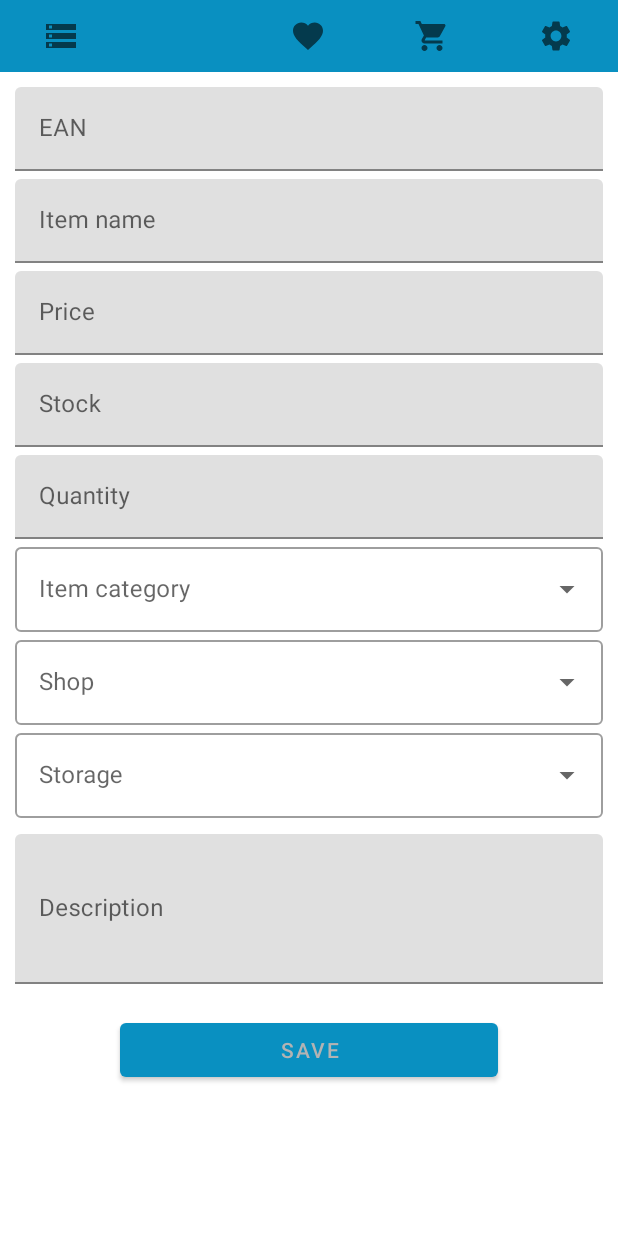
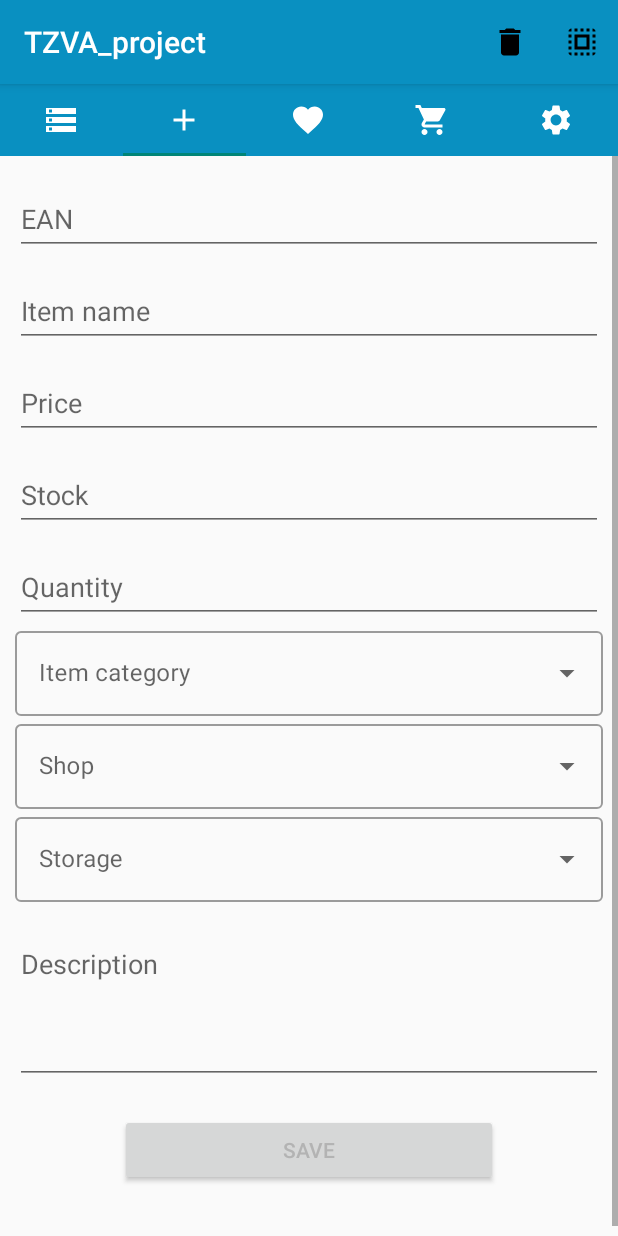
Before and after one commit to GrujicBard/ShoppingAssistant, an Android app: the screen it shows after launch (MainActivity), tab 2 chosen, on a phone screen of 412 x 824 dp. Run offline under Robolectric (Android 15) with nearby library versions, the phone set to English and light mode, and no system bars; our stand-ins replace Room's generated code.

Commit message:
Changed theme, fixed bugs

```diff
--- a/app/src/main/AndroidManifest.xml
+++ b/app/src/main/AndroidManifest.xml
@@ -14,7 +14,7 @@
             android:name=".ui.LoginActivity"
             android:exported="false"
             android:label=""
-            android:theme="@style/Theme.TZVA_naloga_1.NoActionBar" />
+            android:theme="@style/Theme.TZVA_naloga_1.AppBarOverlay" />
         <activity
             android:name=".ui.MainActivity"
             android:exported="true">
--- a/app/src/main/java/com/example/tzva_naloga_1/adapters/ItemListAdapter.kt
+++ b/app/src/main/java/com/example/tzva_naloga_1/adapters/ItemListAdapter.kt
@@ -1,21 +1,30 @@
 package com.example.tzva_naloga_1.adapters
 
-import android.view.LayoutInflater
-import android.view.View
-import android.view.ViewGroup
+import android.util.Log
+import android.view.*
 import android.widget.ImageView
 import android.widget.TextView
+import androidx.fragment.app.viewModels
 import androidx.recyclerview.widget.DiffUtil
 import androidx.recyclerview.widget.ListAdapter
 import androidx.recyclerview.widget.RecyclerView
 import com.example.tzva_naloga_1.R
+import com.example.tzva_naloga_1.database.ItemViewModel
+import com.example.tzva_naloga_1.database.ItemViewModelFactory
+import com.example.tzva_naloga_1.database.ItemsApplication
 import com.example.tzva_naloga_1.database.entities.ItemEntity
+import android.view.MenuInflater as menu
 
-class ItemListAdapter(val onItemClickListener: OnItemClickListener, val onItemLongClickListener: OnItemLongClickListener) :
+class ItemListAdapter(
+    private val onItemClickListener: OnItemClickListener,
+    //val onItemLongClickListener: OnItemLongClickListener,
+    private val itemViewModel: ItemViewModel,
+    //private val showMenuDelete: (Boolean) -> Unit,
+) :
     ListAdapter<ItemEntity, ItemListAdapter.ItemViewHolder>(ItemDiffCallback()) {
-
-    var isEnable = false
-    var isSelectAll = false
+    private var isEnable = false
+    private var isSelectAll = false
+    private var itemSelectedList = mutableListOf<Int>()
 
     override fun onCreateViewHolder(parent: ViewGroup, viewType: Int): ItemViewHolder {
         val inflater = LayoutInflater.from(parent.context)
@@ -34,11 +43,11 @@ class ItemListAdapter(val onItemClickListener: OnItemClickListener, val onItemLo
                 val position = adapterPosition
                 onItemClickListener.onItemClick(getItem(position))
             }
-            itemView.setOnLongClickListener {
+            /* itemView.setOnLongClickListener {
                 val position = adapterPosition
                 onItemLongClickListener.onItemLongClick(getItem(position))
                 true
-            }
+            }*/
         }
     }
 
@@ -49,7 +58,19 @@ class ItemListAdapter(val onItemClickListener: OnItemClickListener, val onItemLo
             rv_tv_name.text = item_name
             rv_tv_stock.text =
                 itemView.resources.getString(R.string.rv_stock, item.stock.toString())
+            itemView.setOnLongClickListener {
+                selectItem(holder, item, position)
+                Log.d("TEST", "LONG CLIIIIIIIIIIIIIICK")
+                true
+            }
         }
+    }
+
+    private fun selectItem(holder: ItemListAdapter.ItemViewHolder, item: ItemEntity, position: Int) {
+        isEnable = true
+        itemSelectedList.add(position)
+        item.selected = true
+        //showMenuDelete(true)
     }
 
     interface OnItemClickListener {
--- a/app/src/main/java/com/example/tzva_naloga_1/database/FavoriteItemViewModel.kt
+++ /dev/null
@@ -1,40 +0,0 @@
-package com.example.tzva_naloga_1.database
-
-import androidx.lifecycle.*
-import com.example.tzva_naloga_1.database.entities.ItemEntity
-import kotlinx.coroutines.launch
-
-class FavoriteItemViewModel(private val repositoryFav: ItemRepository) : ViewModel(){
-    val allFavoriteItems: LiveData<List<ItemEntity>> = repositoryFav.allFavoriteItems.asLiveData()
-
-    /**
-     * Launching a new coroutine to insert the data in a non-blocking way
-     */
-
-    fun insertItem(item: ItemEntity) = viewModelScope.launch {
-        repositoryFav.insertItem(item)
-    }
-
-    fun updateItem(item: ItemEntity) = viewModelScope.launch {
-        repositoryFav.updateItem(item)
-    }
-
-    fun deleteAllItems() = viewModelScope.launch {
-        repositoryFav.deleteAllItems()
-    }
-
-    fun deleteItem(item: ItemEntity) = viewModelScope.launch {
-        repositoryFav.deleteAllItems(item)
-    }
-
-}
-
-class FavoriteItemViewModelFactory(private val repositoryFav: ItemRepository) : ViewModelProvider.Factory {
-    override fun <T : ViewModel> create(modelClass: Class<T>): T {
-        if (modelClass.isAssignableFrom(FavoriteItemViewModel::class.java)) {
-            @Suppress("UNCHECKED_CAST")
-            return FavoriteItemViewModel(repositoryFav) as T
-        }
-        throw IllegalArgumentException("Unknown ViewModel class")
-    }
-}
--- a/app/src/main/java/com/example/tzva_naloga_1/database/ItemRoomDatabase.kt
+++ b/app/src/main/java/com/example/tzva_naloga_1/database/ItemRoomDatabase.kt
@@ -13,7 +13,7 @@ import com.example.tzva_naloga_1.database.entities.Storage
 import kotlinx.coroutines.CoroutineScope
 import kotlinx.coroutines.launch
 
-@Database(entities = [ItemEntity::class], version = 14, exportSchema = false)
+@Database(entities = [ItemEntity::class], version = 15, exportSchema = false)
 public abstract class ItemRoomDatabase: RoomDatabase() {
 
     abstract fun itemDao(): ItemDao;
@@ -55,9 +55,7 @@ public abstract class ItemRoomDatabase: RoomDatabase() {
                 Shop.MERCATOR.toString(),
                 Storage.FREEZER.toString(),
                 ItemCategory.MILK_EGGS_AND_DAIRY_PRODUCTS.toString(),
-                IsFavoriteItem = false,
-                IsOnShoppingList = false,
-                "UHT polnomastno mleko z 3,5% mlečne maščobe.",
+                description = "UHT polnomastno mleko z 3,5% mlečne maščobe."
             )
             itemDao.insertItem(item1)
             val item2 = ItemEntity(
@@ -70,9 +68,7 @@ public abstract class ItemRoomDatabase: RoomDatabase() {
                 Shop.MERCATOR.toString(),
                 Storage.FREEZER.toString(),
                 ItemCategory.MILK_EGGS_AND_DAIRY_PRODUCTS.toString(),
-                IsFavoriteItem = false,
-                IsOnShoppingList = false,
-                "Jajca pred uporabo termično obdelati.",
+                description = "Jajca pred uporabo termično obdelati."
             )
             itemDao.insertItem(item2)
             val item3 = ItemEntity(
@@ -85,9 +81,7 @@ public abstract class ItemRoomDatabase: RoomDatabase() {
                 Shop.MERCATOR.toString(),
                 Storage.CUPBOARD.toString(),
                 ItemCategory.SALTY_SNACKS.toString(),
-                IsFavoriteItem = false,
-                IsOnShoppingList = false,
-                "PŠENIČNA moka, koruzni škrob, palmina maščoba, jodirana sol 2,5 % (sol, kalijev jodat), " +
+                description = "PŠENIČNA moka, koruzni škrob, palmina maščoba, jodirana sol 2,5 % (sol, kalijev jodat), " +
                         "sladkor, emulgator: SOJIN lecitin; sredstva za vzhajanje: amonijevi karbonati; JEČMENOV slad, " +
                         "kvas, sredstvo za glaziranje: natrijev hidroksid.Lahko vsebuje sledi MLEKA, ARAŠIDOV in OREŠKOV." +
                         "Država porekla: Hrvaška.",
@@ -103,11 +97,9 @@ public abstract class ItemRoomDatabase: RoomDatabase() {
                 Shop.TUŠ.toString(),
                 Storage.FREEZER.toString(),
                 ItemCategory.MEAT_PRODUCTS.toString(),
-                IsFavoriteItem = false,
-                IsOnShoppingList = false,
-                "strojno izkoščeno piščanje meso 66%, voda, piščančje kožice, krompirjev škrob, grahova moka," +
+                description = "strojno izkoščeno piščanje meso 66%, voda, piščančje kožice, krompirjev škrob, grahova moka," +
                         " vlakna citrusov, jedilna sol, začimbe, stabilizatorja: E 450, E 451; dekstroza, antioksidant: " +
-                        "E 316; konzervansa: E 250, E 262.",
+                        "E 316; konzervansa: E 250, E 262."
             )
             itemDao.insertItem(item4)
             val item5 = ItemEntity(
@@ -120,9 +112,7 @@ public abstract class ItemRoomDatabase: RoomDatabase() {
                 Shop.MERCATOR.toString(),
                 Storage.BATHROOM.toString(),
                 ItemCategory.CLEANING_PRODUCTS.toString(),
-                IsFavoriteItem = false,
-                IsOnShoppingList = false,
-                "Slike so simbolične, ponudnik si pridržuje pravico do tipkarskih napak.",
+                description = "Slike so simbolične, ponudnik si pridržuje pravico do tipkarskih napak."
             )
             itemDao.insertItem(item5)
             val item6 = ItemEntity(
@@ -135,9 +125,7 @@ public abstract class ItemRoomDatabase: RoomDatabase() {
                 Shop.SPAR.toString(),
                 Storage.CELLAR.toString(),
                 ItemCategory.ALCOHOL.toString(),
-                IsFavoriteItem = false,
-                IsOnShoppingList = false,
-                "Voda, ječmenov slad, hmelj, hmeljni ekstrakt, sladkor..",
+                description = "Voda, ječmenov slad, hmelj, hmeljni ekstrakt, sladkor.."
             )
             itemDao.insertItem(item6)
 
--- a/app/src/main/java/com/example/tzva_naloga_1/database/ItemViewModel.kt
+++ b/app/src/main/java/com/example/tzva_naloga_1/database/ItemViewModel.kt
@@ -7,6 +7,8 @@ import kotlinx.coroutines.launch
 class ItemViewModel(private val repository: ItemRepository) : ViewModel(){
 
     val allItems: LiveData<List<ItemEntity>> = repository.allItems.asLiveData()
+    val allFavoriteItems: LiveData<List<ItemEntity>> = repository.allFavoriteItems.asLiveData()
+    val allShoppingItems: LiveData<List<ItemEntity>> = repository.allShoppingItems.asLiveData()
 
     /**
      * Launching a new coroutine to insert the data in a non-blocking way
--- a/app/src/main/java/com/example/tzva_naloga_1/database/dao/ItemDao.kt
+++ b/app/src/main/java/com/example/tzva_naloga_1/database/dao/ItemDao.kt
@@ -7,7 +7,7 @@ import kotlinx.coroutines.flow.Flow
 @Dao
 interface ItemDao {
 
-    @Query("SELECT * FROM item ORDER BY itemId DESC")
+    @Query("SELECT * FROM item WHERE stock > 0 ORDER BY name DESC")
     fun getAllItems(): Flow<List<ItemEntity>>
 
     @Query("SELECT * FROM item WHERE IsFavoriteItem = 1 ORDER BY itemId DESC")
--- a/app/src/main/java/com/example/tzva_naloga_1/database/entities/ItemEntity.kt
+++ b/app/src/main/java/com/example/tzva_naloga_1/database/entities/ItemEntity.kt
@@ -19,9 +19,10 @@ data class ItemEntity(
     val shop: String,
     val storage: String,
     val category: String,
-    var IsFavoriteItem: Boolean,
-    var IsOnShoppingList: Boolean,
-    val description: String
+    var IsFavoriteItem: Boolean = false,
+    var IsOnShoppingList: Boolean = false,
+    val description: String,
+    var selected: Boolean = false
 )
 
 enum class Storage{
--- a/app/src/main/java/com/example/tzva_naloga_1/ui/MainActivity.kt
+++ b/app/src/main/java/com/example/tzva_naloga_1/ui/MainActivity.kt
@@ -1,6 +1,8 @@
 package com.example.tzva_naloga_1.ui
 
 import android.os.Bundle
+import android.view.Menu
+import android.view.MenuItem
 import androidx.appcompat.app.AppCompatActivity
 import androidx.core.content.res.ResourcesCompat
 import androidx.viewpager2.widget.ViewPager2
@@ -10,6 +12,8 @@ import com.google.android.material.tabs.TabLayout
 import com.google.android.material.tabs.TabLayoutMediator
 
 class MainActivity : AppCompatActivity() {
+    private var mainMenu: Menu? = null
+
     override fun onCreate(savedInstanceState: Bundle?) {
         super.onCreate(savedInstanceState);
         setContentView(R.layout.activity_main);
@@ -17,6 +21,7 @@ class MainActivity : AppCompatActivity() {
         val tabLayout : TabLayout = findViewById(R.id.tabLayout);
         val viewPager2 : ViewPager2 = findViewById(R.id.viewPager);
         val adapter = ViewPagerAdapter(supportFragmentManager, lifecycle);
+
 
         viewPager2.adapter = adapter;
         TabLayoutMediator(tabLayout, viewPager2){tab, position ->
@@ -44,4 +49,26 @@ class MainActivity : AppCompatActivity() {
             }
         }.attach();
     }
+
+    fun showDeleteMenu(show: Boolean){
+        mainMenu?.findItem(R.id.menu_delete)?.isVisible = show
+    }
+
+    override fun onCreateOptionsMenu(menu: Menu): Boolean {
+        mainMenu = menu
+        menuInflater.inflate(R.menu.custom_menu, mainMenu)
+        showDeleteMenu(true)
+        return super.onCreateOptionsMenu(menu)
+    }
+
+    override fun onOptionsItemSelected(item: MenuItem): Boolean {
+        when(item.itemId){
+            R.id.menu_delete -> { delete()}
+        }
+        return super.onOptionsItemSelected(item)
+    }
+
+    private fun delete() {
+        TODO("Not yet implemented")
+    }
 }
--- a/app/src/main/java/com/example/tzva_naloga_1/ui/dialog_fragments/FavoriteItemDialogFragment.kt
+++ b/app/src/main/java/com/example/tzva_naloga_1/ui/dialog_fragments/FavoriteItemDialogFragment.kt
@@ -13,8 +13,8 @@ import com.example.tzva_naloga_1.database.entities.ItemEntity
 
 class FavoriteItemDialogFragment(var item: ItemEntity) : DialogFragment() {
 
-    private val itemViewModel: FavoriteItemViewModel by viewModels {
-        FavoriteItemViewModelFactory((activity?.application as ItemsApplication).repository)
+    private val itemViewModel: ItemViewModel by viewModels {
+        ItemViewModelFactory((activity?.application as ItemsApplication).repository)
     }
 
     override fun onCreateView(
--- a/app/src/main/java/com/example/tzva_naloga_1/ui/dialog_fragments/ShoppingItemDialogFragment.kt
+++ b/app/src/main/java/com/example/tzva_naloga_1/ui/dialog_fragments/ShoppingItemDialogFragment.kt
@@ -13,8 +13,8 @@ import com.example.tzva_naloga_1.database.entities.ItemEntity
 
 class ShoppingItemDialogFragment(var item: ItemEntity) : DialogFragment() {
 
-    private val itemViewModel: ShoppingItemViewModel by viewModels {
-        ShoppingItemViewModelFactory((activity?.application as ItemsApplication).repository)
+    private val itemViewModel: ItemViewModel by viewModels {
+        ItemViewModelFactory((activity?.application as ItemsApplication).repository)
     }
 
     override fun onCreateView(
--- a/app/src/main/java/com/example/tzva_naloga_1/ui/fragments/DatabaseFragment.kt
+++ b/app/src/main/java/com/example/tzva_naloga_1/ui/fragments/DatabaseFragment.kt
@@ -1,9 +1,7 @@
 package com.example.tzva_naloga_1.ui.fragments
 
 import android.os.Bundle
-import android.view.LayoutInflater
-import android.view.View
-import android.view.ViewGroup
+import android.view.*
 import android.widget.Toast
 import androidx.fragment.app.Fragment
 import androidx.fragment.app.viewModels
@@ -15,11 +13,12 @@ import com.example.tzva_naloga_1.database.*
 import com.example.tzva_naloga_1.database.entities.ItemEntity
 import com.example.tzva_naloga_1.ui.dialog_fragments.ItemDialogFragment
 
-class DatabaseFragment : Fragment(), ItemListAdapter.OnItemClickListener, ItemListAdapter.OnItemLongClickListener {
+class DatabaseFragment : Fragment(), ItemListAdapter.OnItemClickListener {
 
     private val itemViewModel: ItemViewModel by viewModels {
         ItemViewModelFactory((activity?.application as ItemsApplication).repository)
     }
+    private var mainMenu: Menu? = null
 
     override fun onCreateView(
         inflater: LayoutInflater, container: ViewGroup?,
@@ -28,7 +27,7 @@ class DatabaseFragment : Fragment(), ItemListAdapter.OnItemClickListener, ItemLi
         val view = inflater.inflate(R.layout.fragment_database, container, false);
 
         val recyclerView = view.findViewById<RecyclerView>(R.id.recyclerview);
-        val adapter = ItemListAdapter(this, this)
+        val adapter = ItemListAdapter(this, itemViewModel) //{ show -> showDeleteMenu(show) }
 
         recyclerView.adapter = adapter
         recyclerView.layoutManager = LinearLayoutManager(requireContext())
@@ -39,13 +38,38 @@ class DatabaseFragment : Fragment(), ItemListAdapter.OnItemClickListener, ItemLi
 
         return view;
     }
+
     //Open dialog on recyclerview Item click
     override fun onItemClick(item: ItemEntity) {
         val itemDialog = ItemDialogFragment(item)
         itemDialog.show(parentFragmentManager, "ItemDialog")
     }
 
-    override fun onItemLongClick(item: ItemEntity) {
+    /* override fun onItemLongClick(item: ItemEntity) {
         Toast.makeText(requireContext(), "Long click!", Toast.LENGTH_SHORT).show()
+    }*/
+
+    private fun showDeleteMenu(show: Boolean) {
+        mainMenu?.findItem(R.id.menu_delete)?.isVisible = show
+    }
+
+    override fun onCreateOptionsMenu(menu: Menu, inflater: MenuInflater) {
+        mainMenu = menu
+        inflater.inflate(R.menu.custom_menu, mainMenu)
+        showDeleteMenu(true)
+        super.onCreateOptionsMenu(menu, inflater)
+    }
+
+    override fun onOptionsItemSelected(item: MenuItem): Boolean {
+        when (item.itemId) {
+            R.id.menu_delete -> {
+                delete()
+            }
+        }
+        return super.onOptionsItemSelected(item)
+    }
+
+    private fun delete() {
+        TODO("Not yet implemented")
     }
 }
--- a/app/src/main/java/com/example/tzva_naloga_1/ui/fragments/FavoritesFragment.kt
+++ b/app/src/main/java/com/example/tzva_naloga_1/ui/fragments/FavoritesFragment.kt
@@ -18,8 +18,8 @@ import com.example.tzva_naloga_1.ui.dialog_fragments.ItemDialogFragment
 
 class FavoritesFragment : Fragment(), ItemListAdapter.OnItemClickListener, ItemListAdapter.OnItemLongClickListener {
 
-    private val favoriteItemViewModel: FavoriteItemViewModel by viewModels {
-        FavoriteItemViewModelFactory((activity?.application as ItemsApplication).repository)
+    private val itemViewModel: ItemViewModel by viewModels {
+        ItemViewModelFactory((activity?.application as ItemsApplication).repository)
     }
 
     override fun onCreateView(
@@ -29,14 +29,14 @@ class FavoritesFragment : Fragment(), ItemListAdapter.OnItemClickListener, ItemL
         val view = inflater.inflate(R.layout.fragment_database, container, false);
 
         val recyclerView = view.findViewById<RecyclerView>(R.id.recyclerview);
-        val adapter = ItemListAdapter(this, this)
+        val adapter = ItemListAdapter(this, itemViewModel)
 
 
 
         recyclerView.adapter = adapter
         recyclerView.layoutManager = LinearLayoutManager(requireContext())
 
-        favoriteItemViewModel.allFavoriteItems.observe(viewLifecycleOwner) { items ->
+        itemViewModel.allFavoriteItems.observe(viewLifecycleOwner) { items ->
             items.let { adapter.submitList(it) }
         }
 
--- a/app/src/main/java/com/example/tzva_naloga_1/ui/fragments/InputFragment.kt
+++ b/app/src/main/java/com/example/tzva_naloga_1/ui/fragments/InputFragment.kt
@@ -35,8 +35,8 @@ class InputFragment : Fragment() {
         ): View? {
 
         val view : View = inflater.inflate(R.layout.fragment_input, container, false)
-        val builder : MaterialDatePicker.Builder<*> = MaterialDatePicker.Builder.datePicker()
-        val picker : MaterialDatePicker<*> = builder.build()
+//        val builder : MaterialDatePicker.Builder<*> = MaterialDatePicker.Builder.datePicker()
+//        val picker : MaterialDatePicker<*> = builder.build()
 
         //Item
         val et_EAN: EditText = view.findViewById(R.id.et_EAN)
@@ -45,8 +45,8 @@ class InputFragment : Fragment() {
         val et_price: EditText = view.findViewById(R.id.et_price)
         val et_stock: EditText = view.findViewById(R.id.et_stock)
         val et_quantity: EditText = view.findViewById(R.id.et_quantity)
-        //val cb_isFavoriteItem: CheckBox = view.findViewById(R.id.cb_isFavoriteItem)
-        //val cb_isOnShoppingList: CheckBox = view.findViewById(R.id.cb_isOnShoppingList)
+//        val cb_isFavoriteItem: CheckBox = view.findViewById(R.id.cb_isFavoriteItem)
+//        val cb_isOnShoppingList: CheckBox = view.findViewById(R.id.cb_isOnShoppingList)
         val dd_storage: AutoCompleteTextView = view.findViewById(R.id.dd_storage)
         val dd_shop: AutoCompleteTextView = view.findViewById(R.id.dd_shop)
         val dd_cat: AutoCompleteTextView = view.findViewById(R.id.dd_cat)
@@ -95,8 +95,6 @@ class InputFragment : Fragment() {
                 dd_shop.text.toString(),
                 dd_storage.text.toString(),
                 dd_cat.text.toString(),
-                IsFavoriteItem = false,
-                IsOnShoppingList = false,
                 description = et_description.text.toString()
             )
 
--- a/app/src/main/res/layout/activity_main.xml
+++ b/app/src/main/res/layout/activity_main.xml
@@ -5,7 +5,6 @@
     android:layout_width="match_parent"
     android:layout_height="match_parent"
     android:orientation="vertical">
-
 
     <com.google.android.material.tabs.TabLayout
         android:id="@+id/tabLayout"
@@ -18,7 +17,6 @@
         app:tabTextAppearance="@style/CustomTabSytle"
         app:tabTextColor="@color/white"
         tools:ignore="SpeakableTextPresentCheck" />
-
     <androidx.viewpager2.widget.ViewPager2
         android:id="@+id/viewPager"
         android:layout_width="match_parent"
--- a/app/src/main/res/layout/fragment_input.xml
+++ b/app/src/main/res/layout/fragment_input.xml
@@ -113,7 +113,8 @@
                 android:layout_width="match_parent"
                 android:layout_height="match_parent"
                 android:layout_weight="1"
-                android:inputType="none" />
+                android:inputType="none"
+                android:focusable='false' />
         </com.google.android.material.textfield.TextInputLayout>
 
         <com.google.android.material.textfield.TextInputLayout
@@ -127,7 +128,8 @@
                 android:layout_width="match_parent"
                 android:layout_height="match_parent"
                 android:layout_weight="1"
-                android:inputType="none" />
+                android:inputType="none"
+                android:focusable='false' />
         </com.google.android.material.textfield.TextInputLayout>
 
         <com.google.android.material.textfield.TextInputLayout
@@ -141,7 +143,8 @@
                 android:layout_width="match_parent"
                 android:layout_height="match_parent"
                 android:layout_weight="1"
-                android:inputType="none" />
+                android:inputType="none"
+                android:focusable='false' />
         </com.google.android.material.textfield.TextInputLayout>
 
         <com.google.android.material.textfield.TextInputLayout
@@ -163,7 +166,8 @@
                 android:autofillHints=""
                 android:hint="@string/description"
                 android:inputType="text|textMultiLine"
-                tools:ignore="SpeakableTextPresentCheck" />
+                tools:ignore="SpeakableTextPresentCheck"
+                android:gravity = "top"/>
 
         </com.google.android.material.textfield.TextInputLayout>
 
--- a/app/src/main/res/values-night/themes.xml
+++ b/app/src/main/res/values-night/themes.xml
@@ -1,6 +1,6 @@
 <resources xmlns:tools="http://schemas.android.com/tools">
     <!-- Base application theme. -->
-    <style name="Theme.TZVA_naloga_1" parent="Theme.MaterialComponents.DayNight.NoActionBar">
+    <style name="Theme.TZVA_naloga_1" parent="Theme.MaterialComponents.DayNight.DarkActionBar.Bridge">
         <!-- Primary brand color. -->
         <item name="colorPrimary">#0080AE</item>
         <item name="colorPrimaryVariant">#0080AE</item>
@@ -10,7 +10,7 @@
         <item name="colorSecondaryVariant">#0080AE</item>
         <item name="colorOnSecondary">@color/white</item>
         <!-- Status bar color. -->
-        <item name="android:statusBarColor" tools:targetApi="l">?attr/colorPrimaryVariant</item>
+        <item name="android:statusBarColor" >?attr/colorPrimaryVariant</item>
         <!-- Customize your theme here. -->
     </style>
 </resources>
--- a/app/src/main/res/values/themes.xml
+++ b/app/src/main/res/values/themes.xml
@@ -1,6 +1,6 @@
 <resources xmlns:tools="http://schemas.android.com/tools">
     <!-- Base application theme. -->
-    <style name="Theme.TZVA_naloga_1" parent="Theme.MaterialComponents.DayNight.NoActionBar">
+    <style name="Theme.TZVA_naloga_1" parent="Theme.MaterialComponents.DayNight.DarkActionBar.Bridge">
         <!-- Primary brand color. -->
         <item name="colorPrimary">#0990C1</item>
         <item name="colorPrimaryVariant">#0990C1</item>
```
Also changed, not shown: app/src/main/java/com/example/tzva_naloga_1/database/ShoppingItemViewModel.kt (deleted, +0 -40 lines), app/src/main/java/com/example/tzva_naloga_1/ui/fragments/ShoppingFragment.kt (+4 -4 lines), app/src/main/res/menu/custom_menu.xml (renamed from app/src/main/res/menu/menu.xml).
